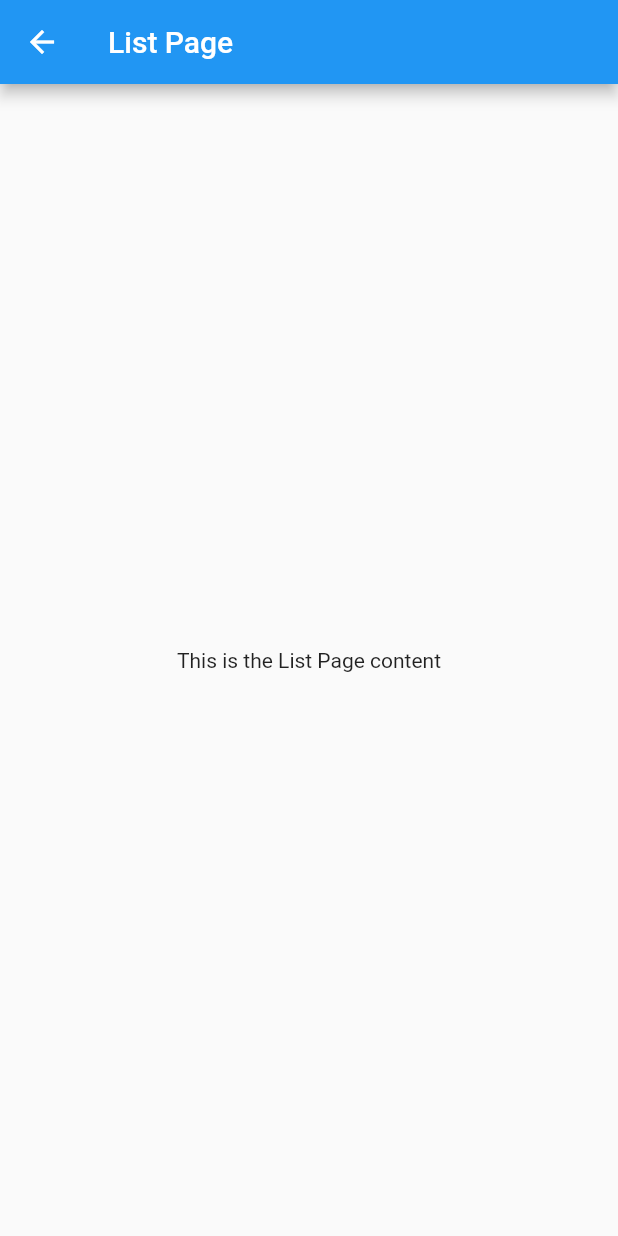
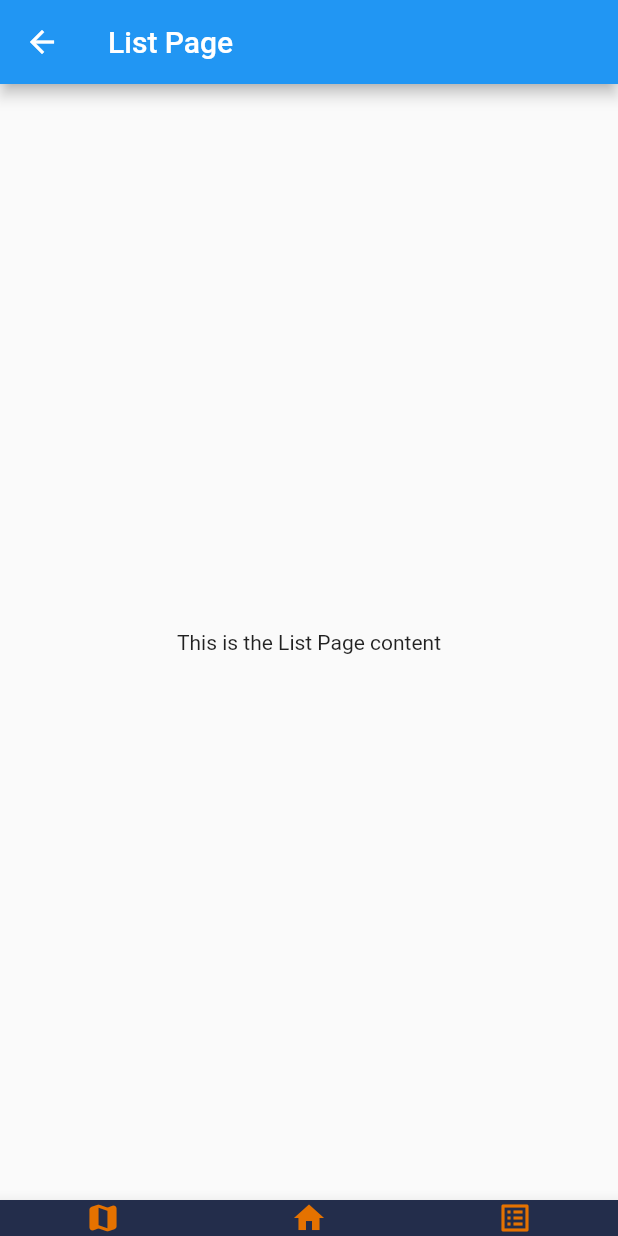
Before and after one commit to Project-Code-UVA/Hopper, a Flutter app: the screen it shows after launch, item 3 of the bottom bar chosen, on a phone screen of 412 x 824 dp. Run offline on Flutter 3.47's test engine with Material 2 defaults, Android fonts, the phone set to English and light mode, and no system bars.

Commit message:
new buttons and list page

```diff
--- a/lib/listpage.dart
+++ b/lib/listpage.dart
@@ -10,6 +10,64 @@ class ListPage extends StatelessWidget {
       body: Center(
         child: Text('This is the List Page content'),
       ),
+      bottomNavigationBar: MyBottomAppBar(),
     );
   }
 }
+
+class MyBottomAppBar extends StatelessWidget {
+  @override
+  Widget build(BuildContext context) {
+    return BottomAppBar(
+      color:
+          Color.fromRGBO(35, 45, 75, 1), // Set the background color of the bar
+      child: Row(
+        mainAxisAlignment: MainAxisAlignment.spaceAround,
+        children: [
+          IconButton(
+            iconData: Icons.map_rounded,
+            onTap: () {
+              // Handle the map view button press
+            },
+          ),
+          IconButton(
+            iconData: Icons.home,
+            onTap: () {
+              // Handle the home button press
+            },
+          ),
+          IconButton(
+            iconData: Icons.list_alt,
+            onTap: () {
+              // Do Nothing
+            },
+          ),
+        ],
+      ),
+    );
+  }
+}
+
+class IconButton extends StatelessWidget {
+  final IconData iconData;
+  final VoidCallback onTap;
+
+  IconButton({
+    required this.iconData,
+    required this.onTap,
+  });
+
+  @override
+  @override
+  Widget build(BuildContext context) {
+    return InkWell(
+      onTap: onTap,
+      child: Column(
+        mainAxisSize: MainAxisSize.min,
+        children: [
+          Icon(iconData, color: Color.fromRGBO(229, 114, 0, 1)),
+        ],
+      ),
+    );
+  }
+}
--- a/lib/main.dart
+++ b/lib/main.dart
@@ -1,5 +1,4 @@
 import 'listpage.dart';
-
 import 'package:flutter/material.dart';
 
 void main() {
@@ -45,27 +44,50 @@
         mainAxisAlignment: MainAxisAlignment.spaceAround,
         children: [
           IconButton(
-            icon: Icon(Icons.map, color: Color.fromRGBO(229, 114, 0, 1)),
-            onPressed: () {
+            iconData: Icons.map_rounded,
+            onTap: () {
               // Handle the map view button press
             },
           ),
           IconButton(
-            icon: Icon(Icons.home, color: Color.fromRGBO(229, 114, 0, 1)),
-            onPressed: () {
+            iconData: Icons.home,
+            onTap: () {
               // Handle the home button press
             },
           ),
           IconButton(
-            icon: Icon(Icons.list, color: Color.fromRGBO(229, 114, 0, 1)),
-            onPressed: () {
+            iconData: Icons.list_alt,
+            onTap: () {
               Navigator.push(
                 context,
                 MaterialPageRoute(builder: (context) => ListPage()),
               );
-              // Handle the list view button press
             },
           ),
+        ],
+      ),
+    );
+  }
+}
+
+class IconButton extends StatelessWidget {
+  final IconData iconData;
+  final VoidCallback onTap;
+
+  IconButton({
+    required this.iconData,
+    required this.onTap,
+  });
+
+  @override
+  @override
+  Widget build(BuildContext context) {
+    return InkWell(
+      onTap: onTap,
+      child: Column(
+        mainAxisSize: MainAxisSize.min,
+        children: [
+          Icon(iconData, color: Color.fromRGBO(229, 114, 0, 1)),
         ],
       ),
     );
```
